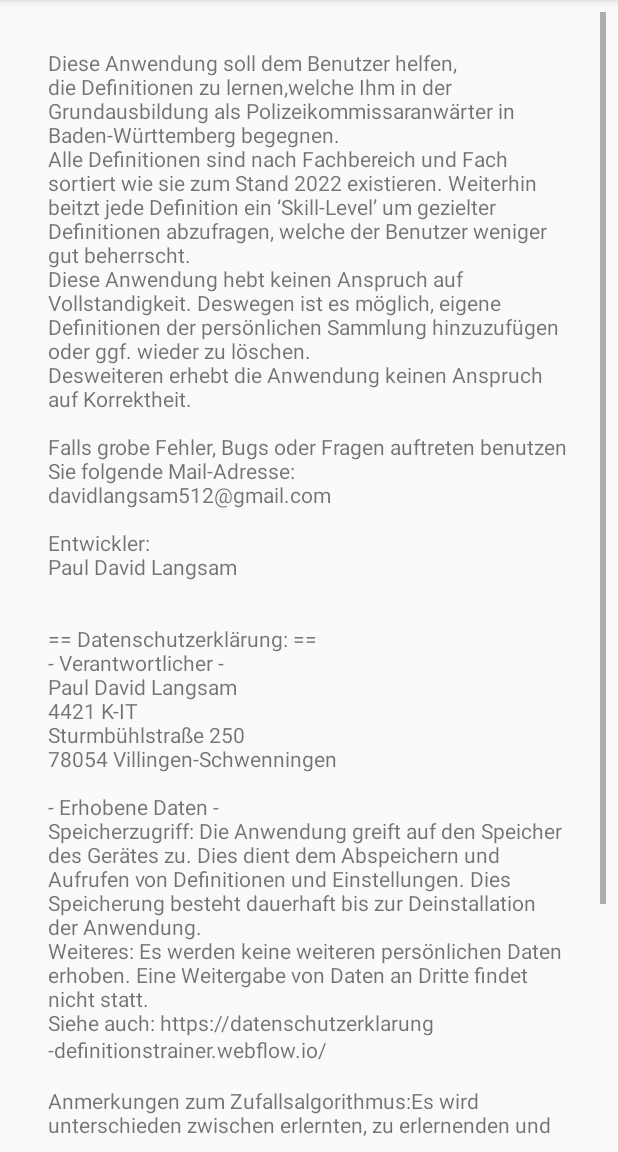
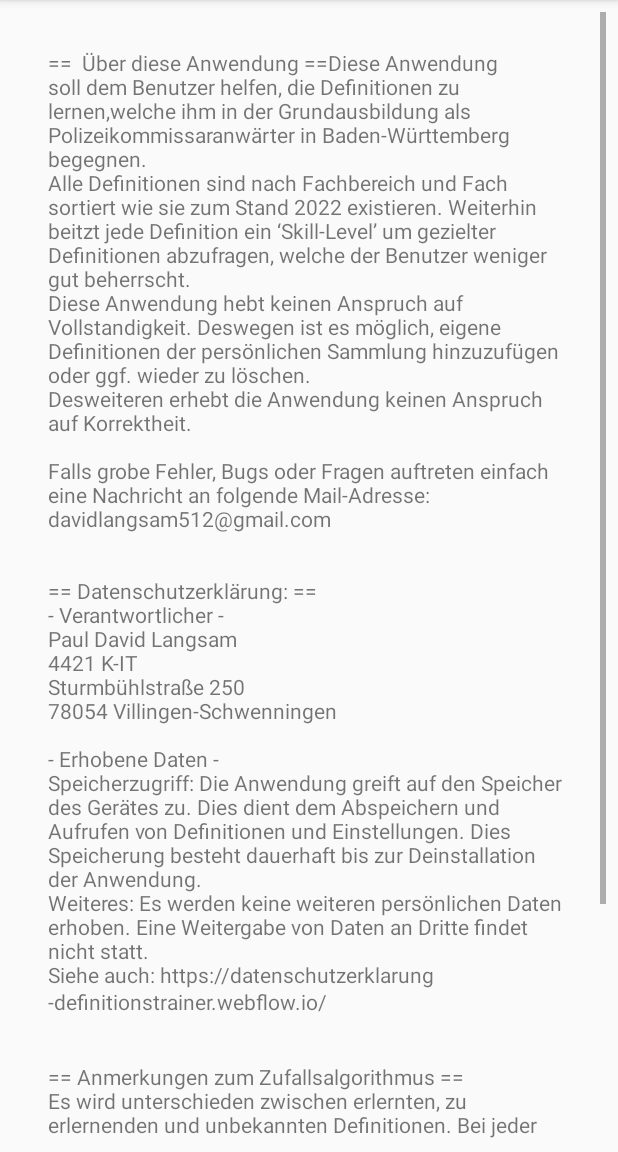
Before and after one commit to Napoletron/definitionstrainer, an Android app: the AboutActivity screen opened directly, with no data from a screen before it, on a phone screen of 412 x 824 dp, the part 84-1236 px from its top. Run offline under Robolectric (Android 15) with nearby library versions, the phone set to English and light mode, and no system bars.

Commit message:
Der Developer Mode lässt sich jetzt durch 10maliges antippten des Hauptbildes ändern.
Die Beschreibung in der 'About'-Aktivity wurde angepasse

```diff
--- a/app/src/main/java/deftrainer/example/definitionstrainer/Activities/AboutActivity.java
+++ b/app/src/main/java/deftrainer/example/definitionstrainer/Activities/AboutActivity.java
@@ -9,8 +9,10 @@ import deftrainer.example.definitionstrainer.R;
 
 public class AboutActivity extends AppCompatActivity {
 
-    private static String text = "Diese Anwendung soll dem Benutzer helfen, die Definitionen zu lernen," +
-            "welche Ihm in der Grundausbildung als Polizeikommissaranwärter in Baden-Württemberg begegnen.\n" +
+    private static String text = ""+
+            "==  Über diese Anwendung ==" +
+            "Diese Anwendung soll dem Benutzer helfen, die Definitionen zu lernen," +
+            "welche ihm in der Grundausbildung als Polizeikommissaranwärter in Baden-Württemberg begegnen.\n" +
             "Alle Definitionen sind nach Fachbereich und Fach sortiert wie sie zum Stand " +
             "2022 existieren. Weiterhin beitzt jede Definition ein ‘Skill-Level’ um " +
             "gezielter Definitionen abzufragen, welche der Benutzer weniger gut beherrscht.\n" +
@@ -18,11 +20,8 @@ public class AboutActivity extends AppCompatActivity {
             "möglich, eigene Definitionen der persönlichen Sammlung hinzuzufügen oder ggf. wieder zu löschen.\n" +
             "Desweiteren erhebt die Anwendung keinen Anspruch auf Korrektheit.\n" +
             "\n" +
-            "Falls grobe Fehler, Bugs oder Fragen auftreten benutzen Sie folgende Mail-Adresse:\n" +
+            "Falls grobe Fehler, Bugs oder Fragen auftreten einfach eine Nachricht an folgende Mail-Adresse:\n" +
             "davidlangsam512@gmail.com\n" +
-            "\n" +
-            "Entwickler:\n" +
-            "Paul David Langsam\n" +
             "\n" +
             "\n" +
             "== Datenschutzerklärung: ==\n" +
@@ -35,10 +34,10 @@ public class AboutActivity extends AppCompatActivity {
             "- Erhobene Daten -\n" +
             "Speicherzugriff: Die Anwendung greift auf den Speicher des Gerätes zu. Dies dient dem Abspeichern und Aufrufen von Definitionen und Einstellungen. Dies Speicherung besteht dauerhaft bis zur Deinstallation der Anwendung.\n" +
             "Weiteres: Es werden keine weiteren persönlichen Daten erhoben. Eine Weitergabe von Daten an Dritte findet nicht statt.\n" +
-            "Siehe auch: https://datenschutzerklarung-definitionstrainer.webflow.io/" +
+            "Siehe auch: https://datenschutzerklarung-definitionstrainer.webflow.io/\n" +
             "\n" +
             "\n" +
-            "Anmerkungen zum Zufallsalgorithmus:" +
+            "== Anmerkungen zum Zufallsalgorithmus ==\n" +
             "Es wird unterschieden zwischen erlernten, zu erlernenden und unbekannten Definitionen. Bei jeder Abfrage nimmt der Algorithmus zwei erlernte (zufällig) und fünf zu erlernende Definitionen (fest). Hiervon nimmt er dann eine zufällig." +
             "Wird eine Definition beherrscht (Skill = 10). Dann wechselt sie von 'zu erlernen' zu 'erlernt' und die nächste unbekannte Definition rückt in den 'zu erlernenden'-Status nach." +
             "Der Nutzer wird also zeitgleich maximal mit 5 zu erlernenden Definitionen konfrontiert und 'gräbt' sich beim Üben durch den Stapel." +
--- a/app/src/main/java/deftrainer/example/definitionstrainer/model/Settings.java
+++ b/app/src/main/java/deftrainer/example/definitionstrainer/model/Settings.java
@@ -18,7 +18,7 @@ public class Settings implements Serializable {
     // YY = Feature
     // ZZ = Bug-fix
     public static final int APP_VERSION = 11300;
-    public static final boolean TESTING = true;
+    public static boolean TESTING = false;
 
     // The value at which a definitions skill is increased or decreased if guessed correct or wrong
     private int INCREASE;
--- a/app/src/main/res/layout/activity_main.xml
+++ b/app/src/main/res/layout/activity_main.xml
@@ -8,7 +8,7 @@
     tools:context="deftrainer.example.definitionstrainer.Activities.MainActivity">
 
     <ImageView
-        android:id="@+id/imageView"
+        android:id="@+id/mainImage"
         android:layout_width="100pt"
         android:layout_height="150dp"
         android:layout_marginTop="8dp"
@@ -33,7 +33,7 @@
         android:orientation="vertical"
         app:layout_constraintEnd_toEndOf="parent"
         app:layout_constraintStart_toStartOf="parent"
-        app:layout_constraintTop_toBottomOf="@+id/imageView">
+        app:layout_constraintTop_toBottomOf="@+id/mainImage">
 
         <Button
             android:id="@+id/fba_b_alleDefinitionen"
```
Also changed, not shown: app/src/main/java/deftrainer/example/definitionstrainer/Activities/MainActivity.java (+36 -1 lines).
